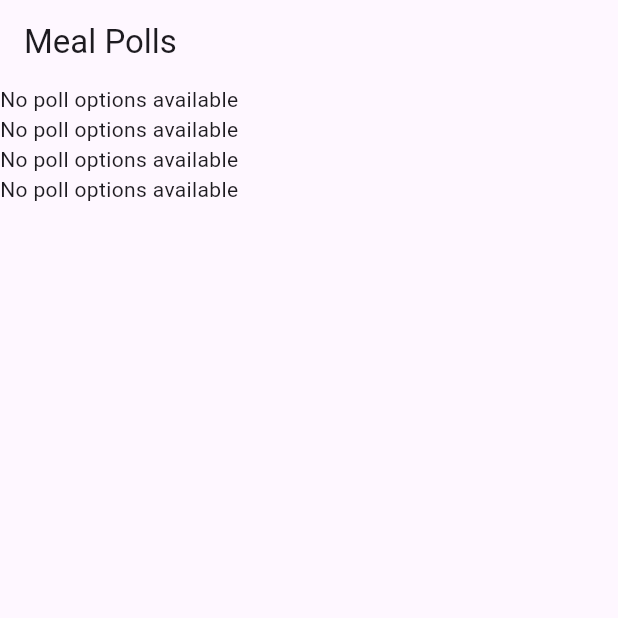
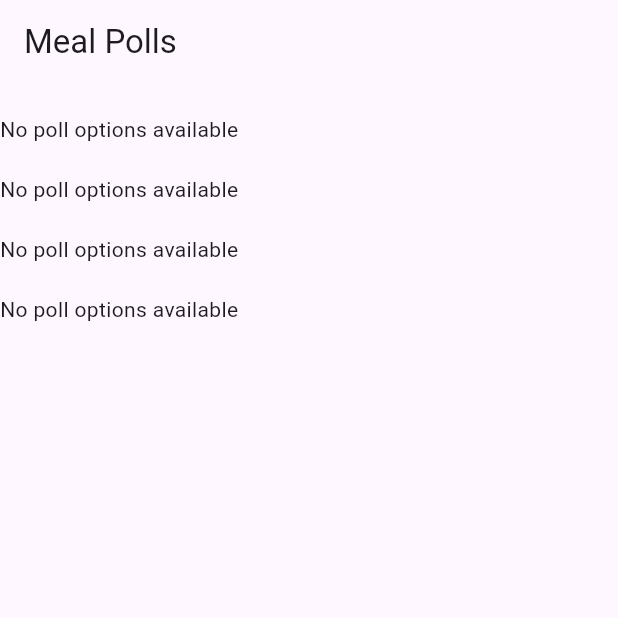
Before and after one commit to issunajeeb7/Hostel-Mess-Managment-System, a Flutter app: the PollsScreen screen opened directly, on a phone screen of 412 x 824 dp, the top half of it. Run offline on Flutter 3.47's test engine with Material 3 defaults, Android fonts, the phone set to English and light mode, and no system bars; our stand-ins replace audioplayers, cached_network_image, cloud_firestore, firebase_auth, firebase_core, firebase_storage and 5 more; missing offline and left inert: flutter_polls, qr_code_scanner, razorpay_flutter; accounts and stored records are empty; project files that could hold a hidden picture were left out.

Commit message:
polling ongoing

```diff
--- a/lib/polling_screen.dart
+++ b/lib/polling_screen.dart
@@ -1,7 +1,7 @@
+import 'package:firebase_auth/firebase_auth.dart';
 import 'package:flutter/material.dart';
 import 'package:cloud_firestore/cloud_firestore.dart';
 import 'package:flutter_polls/flutter_polls.dart';
-import 'package:firebase_auth/firebase_auth.dart';
 
 class MealPoll extends StatefulWidget {
   final String mealName;
@@ -15,13 +15,13 @@ class MealPoll extends StatefulWidget {
 class _MealPollState extends State<MealPoll> {
   late Stream<QuerySnapshot> _pollOptionsStream;
   Map<String, int> _votesCount = {};
+  bool _showResults = false;
 
   @override
   void initState() {
     super.initState();
     _pollOptionsStream =
         FirebaseFirestore.instance.collection('pollOptions').snapshots();
-    // Initialize stream to listen to votes
     FirebaseFirestore.instance
         .collection('votes')
         .doc('mealVotes')
@@ -36,6 +36,87 @@ class _MealPollState extends State<MealPoll> {
         });
       }
     });
+    _checkUserVotes();
+  }
+
+  Future<void> _checkUserVotes() async {
+    DateTime now = DateTime.now();
+    DateTime lastWeek = now.subtract(const Duration(days: 7));
+    DocumentSnapshot querySnapshot = await FirebaseFirestore.instance
+        .collection('userVotes')
+        .doc(FirebaseAuth.instance.currentUser!.uid)
+        .get();
+
+    if (querySnapshot.exists) {
+      Map<String, dynamic>? userData =
+          querySnapshot.data() as Map<String, dynamic>?;
+      if (userData != null) {
+        bool allVoted = (userData['Breakfast'] == true &&
+            userData['Lunch'] == true &&
+            userData['Snack'] == true &&
+            userData['Dinner'] == true);
+        setState(() {
+          _showResults = allVoted;
+        });
+      }
+    }
+  }
+
+  Widget _buildPollResults() {
+    return Column(
+      crossAxisAlignment: CrossAxisAlignment.start,
+      children: [
+        const Padding(
+          padding: EdgeInsets.all(8.0),
+        ),
+        Column(
+          children: _votesCount.entries.map((entry) {
+            double votePercentage = _votesCount[entry.key]! /
+                _votesCount.values.fold(
+                    0, (previousValue, element) => previousValue + element);
+            return Padding(
+              padding:
+                  const EdgeInsets.symmetric(vertical: 4.0, horizontal: 15.0),
+              child: Container(
+                height: 30,
+                 // Set the desired height here
+                decoration: BoxDecoration(
+                  color: Color.fromARGB(255, 254, 231, 196),
+                  borderRadius: BorderRadius.circular(23),
+                ),
+                padding: const EdgeInsets.symmetric(horizontal: 0.0),
+                child: Stack(
+                  children: [
+                    Container(
+                      width: MediaQuery.of(context).size.width * votePercentage,
+                      decoration: BoxDecoration(
+                        color: Color.fromARGB(255, 251, 196, 44),
+                        borderRadius: BorderRadius.circular(23),
+                      ),
+                    ),
+                    Row(
+                      mainAxisAlignment: MainAxisAlignment.spaceBetween,
+                      children: [
+                        Text(
+                          entry.key,
+                          textAlign: TextAlign.center,
+                        ),
+                        const Spacer(), // Adds space between the meal name and the percentage
+                        Text(
+                          '${(votePercentage * 100).toStringAsFixed(1)}%',
+                          textAlign: TextAlign.center,
+                          style: const TextStyle(fontWeight: FontWeight.bold),
+                        ),
+                      ],
+                    ),
+                  ],
+                ),
+              ),
+            );
+          }).toList(),
+        ),
+      ],
+    );
   }
 
   @override
@@ -48,49 +129,94 @@ class _MealPollState extends State<MealPoll> {
         }
 
         if (snapshot.connectionState == ConnectionState.waiting) {
-          return CircularProgressIndicator();
+          return const CircularProgressIndicator();
         }
 
         if (!snapshot.hasData || snapshot.data!.docs.isEmpty) {
-          return Text('No poll options available');
+          return const Text('No poll options available');
         }
-
-        // Calculate the total votes
-        int totalVotes = _votesCount.values
-            .fold(0, (previousValue, element) => previousValue + element);
 
         // Build the poll options, checking if we have any votes
         List<PollOption> pollOptions = [];
         snapshot.data!.docs.forEach((doc) {
           List<dynamic> options = doc[widget.mealName];
           options.forEach((option) {
-            int voteCount = _votesCount[option] ?? 0;
-            double percentage =
-                totalVotes > 0 ? (voteCount / totalVotes) * 100 : 0;
             pollOptions.add(PollOption(
               id: option,
               title: Text(option.toString()),
-              votes: voteCount,
+              votes: _votesCount[option] ?? 0,
             ));
           });
         });
 
-        return Container(
-          padding: EdgeInsets.all(20),
+        return Padding(
+          padding: const EdgeInsets.fromLTRB(
+              10, 10, 10, 0), // Add padding to the top
+          child: Container(
+            decoration: BoxDecoration(
+              color: const Color.fromARGB(
+                  255, 255, 249, 234), // Change to the desired background color
+              borderRadius: BorderRadius.circular(20),
+            ),
+            child: Column(
+              crossAxisAlignment: CrossAxisAlignment.stretch,
+              children: [
+                Container(
+                  padding: const EdgeInsets.all(15),
+                  decoration: const BoxDecoration(
+                    color: Color.fromARGB(255, 251, 196,
+                        44), // Change to the desired color for the image and title area
+                    borderRadius: BorderRadius.only(
+                      topLeft: Radius.circular(20),
+                      topRight: Radius.circular(20),
+                      bottomLeft: Radius.circular(0),
+                      bottomRight: Radius.circular(0),
+                    ),
+                  ),
+                  child: Row(
+                    children: [
+                      Container(
+                        width: 35,
+                        height: 35,
+                        child: Image.asset(
+                          'assets/${widget.mealName.toLowerCase()}.png', // Use your image path here
+                          fit: BoxFit.cover, // Adjust the fit as needed
+                        ),
+                      ),
+                      const SizedBox(width: 10),
+                      Text(
+                        widget.mealName,
+                        style: const TextStyle(
+                          color: Color.fromARGB(
+                              255, 0, 0, 0), // Change to the desired text color
+                          fontWeight: FontWeight.normal,
+                          fontSize: 25,
+                        ),
+                      ),
+                    ],
+                  ),
+                ),
+                const SizedBox(height: 10),
+                _showResults
+                    ? _buildPollResults()
+                    : Padding(
+                        padding: const EdgeInsets.symmetric(
+                            horizontal: 10), // Add left and right padding
                         child: FlutterPolls(
                           pollId: '${widget.mealName.toLowerCase()}_poll',
-            pollTitle: Text('${widget.mealName} Poll'),
+                          pollTitle: const Text(''),
                           pollOptions: pollOptions,
-            onVoted: (PollOption selectedOption, int newTotalVotes) async {
-              // Get the current date and day of the week
+                          onVoted: (PollOption selectedOption,
+                              int newTotalVotes) async {
+                            try {
                               DateTime now = DateTime.now();
-              String formattedDate =
-                  '${now.year}-${now.month.toString().padLeft(2, '0')}-${now.day.toString().padLeft(2, '0')}';
-
-              // Get the current user ID
-              String userId = FirebaseAuth.instance.currentUser!.uid;
-
-              // Update the votes for the selected option
+                              int currentDayOfWeek = now.weekday;
+                              if (currentDayOfWeek >= 1 &&
+                                  currentDayOfWeek <= 4) {
+                                if (selectedOption.id == null) {
+                                  throw ArgumentError(
+                                      "selectedOption.id is null");
+                                }
                                 final votesRef = FirebaseFirestore.instance
                                     .collection('votes')
                                     .doc('mealVotes');
@@ -99,40 +225,41 @@ class _MealPollState extends State<MealPoll> {
                                     selectedOption.id!: FieldValue.increment(1),
                                   },
                                 }, SetOptions(merge: true));
-
-              // Check if the user has voted for all four meal types
-              // Check if the user has voted for all four meal types
-              final userVotesRef = FirebaseFirestore.instance
+                                await FirebaseFirestore.instance
                                     .collection('userVotes')
-                  .doc(userId);
-              DocumentSnapshot userVotesSnapshot = await userVotesRef.get();
-              Map<String, dynamic> userVotesData =
-                  userVotesSnapshot.data() as Map<String, dynamic>;
-              List<String> mealTypes = [
-                'Breakfast',
-                'Lunch',
-                'Snack',
-                'Dinner'
-              ];
-              bool hasVotedForAllMeals = mealTypes.every((mealType) =>
-                  userVotesData.containsKey(mealType) &&
-                  userVotesData[mealType] == true);
-
-// If the user has voted for all four meal types, update the hasVoted flag
-              if (hasVotedForAllMeals) {
-                await userVotesRef.set({
-                  'hasVoted': true,
-                  'date': formattedDate,
-                });
+                                    .doc(FirebaseAuth.instance.currentUser!.uid)
+                                    .set({
+                                  widget.mealName: true,
+                                }, SetOptions(merge: true));
+                                await _checkUserVotes();
+                                return true;
+                              } else {
+                                return false;
                               }
-
-              // The UI will update automatically due to the votes stream listener in initState
-              return true;
+                            } catch (e) {
+                              print('Error during Firestore write: $e');
+                              // Handle the error as needed
+                              return false;
+                            }
                           },
-
-            votedPercentageTextStyle:
-                const TextStyle(fontSize: 14, fontWeight: FontWeight.w600),
-            // Additional properties as per your design and functionality...
+                          votedPercentageTextStyle: const TextStyle(
+                              fontSize: 14, fontWeight: FontWeight.w600),
+                          pollOptionsBorderRadius: BorderRadius.circular(23),
+                          pollOptionsBorder:
+                              Border.all(style: BorderStyle.none),
+                          pollOptionsFillColor:
+                              const Color.fromARGB(255, 254, 231, 196),
+                          leadingVotedProgessColor:
+                              const Color.fromARGB(255, 251, 196, 44),
+                          votedBackgroundColor:
+                              const Color.fromARGB(255, 254, 231, 196),
+                          votedPollOptionsRadius: const Radius.circular(23),
+                          votedProgressColor:
+                              const Color.fromARGB(255, 251, 196, 44),
+                        ),
+                      ),
+              ],
+            ),
           ),
         );
       },
@@ -145,16 +272,21 @@ class PollsScreen extends StatelessWidget {
   Widget build(BuildContext context) {
     return Scaffold(
       appBar: AppBar(
-        title: Text('Meal Polls'),
+        title: const Text('Meal Polls'),
         forceMaterialTransparency: true,
       ),
-      body: SingleChildScrollView(
+      body: const SingleChildScrollView(
         child: Column(
           children: [
+            SizedBox(height: 20), // Add space at the top
             MealPoll(mealName: 'Breakfast'),
+            SizedBox(height: 20), // Add space between Breakfast and Lunch
             MealPoll(mealName: 'Lunch'),
+            SizedBox(height: 20), // Add space between Lunch and Snack
             MealPoll(mealName: 'Snack'),
+            SizedBox(height: 20), // Add space between Snack and Dinner
             MealPoll(mealName: 'Dinner'),
+            SizedBox(height: 20), // Add space at the bottom
           ],
         ),
       ),
```
Lines whose indentation alone changed are shown as unchanged.
